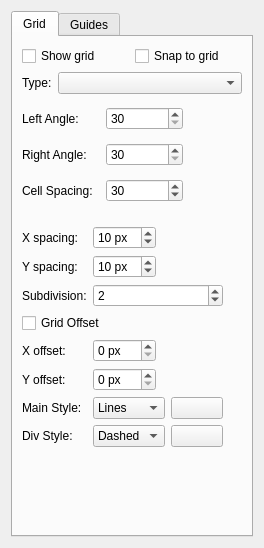
This is plugins/dockers/griddocker/grid_config_widget.ui in KDE/krita as Qt 5 draws it before an edit. The edited form follows.
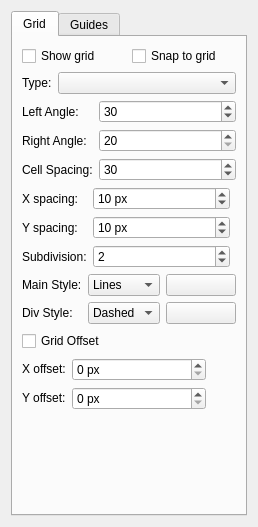
This is the edited form. Custom widgets are drawn as their Qt base class.

Commit message: fix up the UI so it flows better and changes states better. Also get offset working show style lines for isometric

The edit to the form file:
```diff
--- a/plugins/dockers/griddocker/grid_config_widget.ui
+++ b/plugins/dockers/griddocker/grid_config_widget.ui
@@ -6,8 +6,8 @@
    <rect>
     <x>0</x>
     <y>0</y>
-    <width>264</width>
-    <height>548</height>
+    <width>258</width>
+    <height>527</height>
    </rect>
   </property>
   <property name="minimumSize">
@@ -16,7 +16,7 @@
     <height>0</height>
    </size>
   </property>
-  <layout class="QVBoxLayout" name="verticalLayout_3">
+  <layout class="QHBoxLayout" name="horizontalLayout_4">
    <item>
     <widget class="QTabWidget" name="tabWidget">
      <property name="sizePolicy">
@@ -90,7 +90,7 @@
          <item>
           <widget class="QComboBox" name="gridTypeCombobox">
            <property name="sizePolicy">
-            <sizepolicy hsizetype="Preferred" vsizetype="Minimum">
+            <sizepolicy hsizetype="Preferred" vsizetype="Preferred">
              <horstretch>0</horstretch>
              <verstretch>0</verstretch>
             </sizepolicy>
@@ -100,34 +100,18 @@
         </layout>
        </item>
        <item>
-        <widget class="QWidget" name="isometricOptionsContainer" native="true">
-         <property name="sizePolicy">
-          <sizepolicy hsizetype="Expanding" vsizetype="Preferred">
-           <horstretch>0</horstretch>
-           <verstretch>0</verstretch>
-          </sizepolicy>
-         </property>
-         <property name="minimumSize">
-          <size>
-           <width>0</width>
-           <height>120</height>
-          </size>
-         </property>
-         <widget class="QWidget" name="gridLayoutWidget">
-          <property name="geometry">
-           <rect>
-            <x>0</x>
-            <y>0</y>
-            <width>161</width>
-            <height>111</height>
-           </rect>
-          </property>
           <layout class="QGridLayout" name="isometricControlsLayout" columnstretch="0,0">
            <property name="sizeConstraint">
             <enum>QLayout::SetDefaultConstraint</enum>
            </property>
            <item row="2" column="1">
             <widget class="QSpinBox" name="cellSpacingSpinbox">
+           <property name="sizePolicy">
+            <sizepolicy hsizetype="Preferred" vsizetype="Fixed">
+             <horstretch>0</horstretch>
+             <verstretch>0</verstretch>
+            </sizepolicy>
+           </property>
              <property name="suffix">
               <string/>
              </property>
@@ -144,16 +128,28 @@
            </item>
            <item row="1" column="1">
             <widget class="QSpinBox" name="angleRightSpinbox">
+           <property name="sizePolicy">
+            <sizepolicy hsizetype="Preferred" vsizetype="Fixed">
+             <horstretch>0</horstretch>
+             <verstretch>0</verstretch>
+            </sizepolicy>
+           </property>
              <property name="minimum">
-              <number>30</number>
+            <number>20</number>
              </property>
              <property name="maximum">
-              <number>60</number>
+            <number>69</number>
              </property>
             </widget>
            </item>
            <item row="2" column="0">
-            <widget class="QLabel" name="label_3">
+          <widget class="QLabel" name="cellSpacingLabel">
+           <property name="sizePolicy">
+            <sizepolicy hsizetype="Minimum" vsizetype="Preferred">
+             <horstretch>0</horstretch>
+             <verstretch>0</verstretch>
+            </sizepolicy>
+           </property>
              <property name="text">
               <string>Cell Spacing:</string>
              </property>
@@ -161,11 +157,17 @@
            </item>
            <item row="0" column="1">
             <widget class="QSpinBox" name="angleLeftSpinbox">
+           <property name="sizePolicy">
+            <sizepolicy hsizetype="Preferred" vsizetype="Fixed">
+             <horstretch>0</horstretch>
+             <verstretch>0</verstretch>
+            </sizepolicy>
+           </property>
              <property name="minimum">
-              <number>30</number>
+            <number>20</number>
              </property>
              <property name="maximum">
-              <number>60</number>
+            <number>70</number>
              </property>
              <property name="singleStep">
               <number>1</number>
@@ -176,63 +178,35 @@
             </widget>
            </item>
            <item row="1" column="0">
-            <widget class="QLabel" name="label_2">
+          <widget class="QLabel" name="rightAngleLabel">
+           <property name="sizePolicy">
+            <sizepolicy hsizetype="Minimum" vsizetype="Preferred">
+             <horstretch>0</horstretch>
+             <verstretch>0</verstretch>
+            </sizepolicy>
+           </property>
              <property name="text">
               <string>Right Angle:</string>
              </property>
             </widget>
            </item>
            <item row="0" column="0">
-            <widget class="QLabel" name="label">
+          <widget class="QLabel" name="leftAngleLabel">
+           <property name="sizePolicy">
+            <sizepolicy hsizetype="Fixed" vsizetype="Preferred">
+             <horstretch>0</horstretch>
+             <verstretch>0</verstretch>
+            </sizepolicy>
+           </property>
              <property name="text">
               <string>Left Angle:</string>
              </property>
             </widget>
            </item>
           </layout>
-         </widget>
-        </widget>
        </item>
        <item>
-        <widget class="QWidget" name="rectangleOptionsContainer" native="true">
-         <property name="sizePolicy">
-          <sizepolicy hsizetype="Minimum" vsizetype="Preferred">
-           <horstretch>0</horstretch>
-           <verstretch>0</verstretch>
-          </sizepolicy>
-         </property>
-         <property name="minimumSize">
-          <size>
-           <width>200</width>
-           <height>270</height>
-          </size>
-         </property>
-         <widget class="QWidget" name="">
-          <property name="geometry">
-           <rect>
-            <x>0</x>
-            <y>0</y>
-            <width>201</width>
-            <height>265</height>
-           </rect>
-          </property>
           <layout class="QGridLayout" name="rectangleGridLayout">
-           <item row="7" column="0">
-            <widget class="QLabel" name="lblSubdivisionStyle">
-             <property name="sizePolicy">
-              <sizepolicy hsizetype="Minimum" vsizetype="Preferred">
-               <horstretch>0</horstretch>
-               <verstretch>0</verstretch>
-              </sizepolicy>
-             </property>
-             <property name="text">
-              <string>Div Style:</string>
-             </property>
-             <property name="alignment">
-              <set>Qt::AlignLeading|Qt::AlignLeft|Qt::AlignVCenter</set>
-             </property>
-            </widget>
-           </item>
            <item row="0" column="0">
             <widget class="QLabel" name="lblXSpacing">
              <property name="sizePolicy">
@@ -301,7 +275,7 @@
              </property>
             </widget>
            </item>
-           <item row="2" column="1" colspan="2">
+         <item row="2" column="1">
             <widget class="KisIntParseSpinBox" name="intSubdivision">
              <property name="sizePolicy">
               <sizepolicy hsizetype="Expanding" vsizetype="Fixed">
@@ -320,8 +294,160 @@
              </property>
             </widget>
            </item>
-           <item row="3" column="0" colspan="3">
+        </layout>
+       </item>
+       <item>
+        <layout class="QGridLayout" name="gridLayout">
+         <item row="1" column="2">
+          <widget class="KColorButton" name="colorSubdivision">
+           <property name="sizePolicy">
+            <sizepolicy hsizetype="Minimum" vsizetype="Fixed">
+             <horstretch>0</horstretch>
+             <verstretch>0</verstretch>
+            </sizepolicy>
+           </property>
+           <property name="minimumSize">
+            <size>
+             <width>30</width>
+             <height>0</height>
+            </size>
+           </property>
+           <property name="text">
+            <string/>
+           </property>
+           <property name="color" stdset="0">
+            <color>
+             <red>0</red>
+             <green>0</green>
+             <blue>0</blue>
+            </color>
+           </property>
+           <property name="defaultColor" stdset="0">
+            <color>
+             <red>0</red>
+             <green>0</green>
+             <blue>0</blue>
+            </color>
+           </property>
+          </widget>
+         </item>
+         <item row="1" column="0">
+          <widget class="QLabel" name="lblSubdivisionStyle">
+           <property name="sizePolicy">
+            <sizepolicy hsizetype="Minimum" vsizetype="Preferred">
+             <horstretch>0</horstretch>
+             <verstretch>0</verstretch>
+            </sizepolicy>
+           </property>
+           <property name="text">
+            <string>Div Style:</string>
+           </property>
+           <property name="alignment">
+            <set>Qt::AlignLeading|Qt::AlignLeft|Qt::AlignVCenter</set>
+           </property>
+          </widget>
+         </item>
+         <item row="1" column="1">
+          <widget class="KComboBox" name="selectSubdivisionStyle">
+           <property name="currentIndex">
+            <number>1</number>
+           </property>
+           <item>
+            <property name="text">
+             <string>Lines</string>
+            </property>
+           </item>
+           <item>
+            <property name="text">
+             <string>Dashed</string>
+            </property>
+           </item>
+           <item>
+            <property name="text">
+             <string>Dots</string>
+            </property>
+           </item>
+          </widget>
+         </item>
+         <item row="0" column="2">
+          <widget class="KColorButton" name="colorMain">
+           <property name="sizePolicy">
+            <sizepolicy hsizetype="Minimum" vsizetype="Fixed">
+             <horstretch>0</horstretch>
+             <verstretch>0</verstretch>
+            </sizepolicy>
+           </property>
+           <property name="minimumSize">
+            <size>
+             <width>30</width>
+             <height>0</height>
+            </size>
+           </property>
+           <property name="text">
+            <string/>
+           </property>
+          </widget>
+         </item>
+         <item row="0" column="1">
+          <widget class="KComboBox" name="selectMainStyle">
+           <property name="currentIndex">
+            <number>0</number>
+           </property>
+           <item>
+            <property name="text">
+             <string>Lines</string>
+            </property>
+           </item>
+           <item>
+            <property name="text">
+             <string>Dashed</string>
+            </property>
+           </item>
+           <item>
+            <property name="text">
+             <string>Dots</string>
+            </property>
+           </item>
+          </widget>
+         </item>
+         <item row="0" column="0">
+          <widget class="QLabel" name="lblMainStyle">
+           <property name="sizePolicy">
+            <sizepolicy hsizetype="Fixed" vsizetype="Preferred">
+             <horstretch>0</horstretch>
+             <verstretch>0</verstretch>
+            </sizepolicy>
+           </property>
+           <property name="text">
+            <string>Main Style:</string>
+           </property>
+           <property name="alignment">
+            <set>Qt::AlignLeading|Qt::AlignLeft|Qt::AlignVCenter</set>
+           </property>
+          </widget>
+         </item>
+        </layout>
+       </item>
+       <item>
             <widget class="QCheckBox" name="chkOffset">
+         <property name="sizePolicy">
+          <sizepolicy hsizetype="MinimumExpanding" vsizetype="Fixed">
+           <horstretch>0</horstretch>
+           <verstretch>0</verstretch>
+          </sizepolicy>
+         </property>
+         <property name="minimumSize">
+          <size>
+           <width>107</width>
+           <height>22</height>
+          </size>
+         </property>
+         <property name="baseSize">
+          <size>
+           <width>0</width>
+           <height>0</height>
+          </size>
+         </property>
              <property name="text">
               <string>Grid Offset</string>
              </property>
@@ -330,10 +456,33 @@
              </property>
             </widget>
            </item>
-           <item row="4" column="0">
+       <item>
+        <layout class="QHBoxLayout" name="horizontalLayout_3">
+         <item>
+          <layout class="QGridLayout" name="gridLayout_2">
+           <item row="0" column="1">
+            <widget class="KisIntParseSpinBox" name="intXOffset">
+             <property name="sizePolicy">
+              <sizepolicy hsizetype="Minimum" vsizetype="Fixed">
+               <horstretch>0</horstretch>
+               <verstretch>0</verstretch>
+              </sizepolicy>
+             </property>
+             <property name="suffix">
+              <string> px</string>
+             </property>
+             <property name="maximum">
+              <number>500</number>
+             </property>
+             <property name="value">
+              <number>0</number>
+             </property>
+            </widget>
+           </item>
+           <item row="0" column="0">
             <widget class="QLabel" name="lblXOffset">
              <property name="sizePolicy">
-              <sizepolicy hsizetype="Minimum" vsizetype="Preferred">
+              <sizepolicy hsizetype="Fixed" vsizetype="Fixed">
                <horstretch>0</horstretch>
                <verstretch>0</verstretch>
               </sizepolicy>
@@ -343,26 +492,10 @@
              </property>
             </widget>
            </item>
-           <item row="4" column="1">
-            <widget class="KisIntParseSpinBox" name="intXOffset">
-             <property name="suffix">
-              <string> px</string>
-             </property>
-             <property name="maximum">
-              <number>500</number>
-             </property>
-             <property name="value">
-              <number>0</number>
-             </property>
-            </widget>
-           </item>
-           <item row="4" column="2" rowspan="2">
-            <widget class="KoAspectButton" name="offsetAspectButton" native="true"/>
-           </item>
-           <item row="5" column="0">
+           <item row="1" column="0">
             <widget class="QLabel" name="lblYOffset">
              <property name="sizePolicy">
-              <sizepolicy hsizetype="Minimum" vsizetype="Preferred">
+              <sizepolicy hsizetype="Minimum" vsizetype="Fixed">
                <horstretch>0</horstretch>
                <verstretch>0</verstretch>
               </sizepolicy>
@@ -372,8 +505,14 @@
              </property>
             </widget>
            </item>
-           <item row="5" column="1">
+           <item row="1" column="1">
             <widget class="KisIntParseSpinBox" name="intYOffset">
+             <property name="sizePolicy">
+              <sizepolicy hsizetype="Minimum" vsizetype="Fixed">
+               <horstretch>0</horstretch>
+               <verstretch>0</verstretch>
+              </sizepolicy>
+             </property>
              <property name="suffix">
               <string> px</string>
              </property>
@@ -385,127 +524,27 @@
              </property>
             </widget>
            </item>
-           <item row="6" column="0">
-            <widget class="QLabel" name="lblMainStyle">
-             <property name="sizePolicy">
-              <sizepolicy hsizetype="Minimum" vsizetype="Preferred">
-               <horstretch>0</horstretch>
-               <verstretch>0</verstretch>
-              </sizepolicy>
-             </property>
-             <property name="text">
-              <string>Main Style:</string>
-             </property>
-             <property name="alignment">
-              <set>Qt::AlignLeading|Qt::AlignLeft|Qt::AlignVCenter</set>
-             </property>
-            </widget>
-           </item>
-           <item row="6" column="1" colspan="2">
-            <layout class="QHBoxLayout" name="horizontalLayout_4">
-             <item>
-              <widget class="KComboBox" name="selectMainStyle">
-               <property name="currentIndex">
-                <number>0</number>
-               </property>
-               <item>
-                <property name="text">
-                 <string>Lines</string>
-                </property>
-               </item>
-               <item>
-                <property name="text">
-                 <string>Dashed</string>
-                </property>
-               </item>
-               <item>
-                <property name="text">
-                 <string>Dots</string>
-                </property>
-               </item>
-              </widget>
-             </item>
-             <item>
-              <widget class="KColorButton" name="colorMain">
-               <property name="sizePolicy">
-                <sizepolicy hsizetype="Minimum" vsizetype="Fixed">
-                 <horstretch>0</horstretch>
-                 <verstretch>0</verstretch>
-                </sizepolicy>
-               </property>
-               <property name="minimumSize">
-                <size>
-                 <width>30</width>
-                 <height>0</height>
-                </size>
-               </property>
-               <property name="text">
-                <string/>
-               </property>
-              </widget>
-             </item>
-            </layout>
-           </item>
-           <item row="7" column="1" colspan="2">
-            <layout class="QHBoxLayout" name="horizontalLayout_3">
+          </layout>
+         </item>
              <item>
-              <widget class="KComboBox" name="selectSubdivisionStyle">
-               <property name="currentIndex">
-                <number>1</number>
-               </property>
-               <item>
-                <property name="text">
-                 <string>Lines</string>
-                </property>
-               </item>
-               <item>
-                <property name="text">
-                 <string>Dashed</string>
-                </property>
-               </item>
-               <item>
-                <property name="text">
-                 <string>Dots</string>
-                </property>
-               </item>
-              </widget>
-             </item>
-             <item>
-              <widget class="KColorButton" name="colorSubdivision">
+          <widget class="KoAspectButton" name="offsetAspectButton" native="true">
                <property name="sizePolicy">
-                <sizepolicy hsizetype="Minimum" vsizetype="Fixed">
+            <sizepolicy hsizetype="Fixed" vsizetype="Fixed">
                  <horstretch>0</horstretch>
                  <verstretch>0</verstretch>
                 </sizepolicy>
                </property>
                <property name="minimumSize">
                 <size>
-                 <width>30</width>
-                 <height>0</height>
-                </size>
-               </property>
-               <property name="text">
-                <string/>
-               </property>
-               <property name="color" stdset="0">
-                <color>
-                 <red>0</red>
-                 <green>0</green>
-                 <blue>0</blue>
-                </color>
-               </property>
-               <property name="defaultColor" stdset="0">
-                <color>
-                 <red>0</red>
-                 <green>0</green>
-                 <blue>0</blue>
-                </color>
-               </property>
+             <width>24</width>
+             <height>24</height>
+            </size>
+           </property>
               </widget>
              </item>
             </layout>
            </item>
-           <item row="8" column="0">
+       <item>
             <spacer name="verticalSpacer">
              <property name="orientation">
               <enum>Qt::Vertical</enum>
@@ -514,23 +553,6 @@
               <size>
                <width>20</width>
                <height>40</height>
-              </size>
-             </property>
-            </spacer>
-           </item>
-          </layout>
-         </widget>
-        </widget>
-       </item>
-       <item>
-        <spacer name="verticalSpacer_3">
-         <property name="orientation">
-          <enum>Qt::Vertical</enum>
-         </property>
-         <property name="sizeHint" stdset="0">
-          <size>
-           <width>58</width>
-           <height>58</height>
           </size>
          </property>
         </spacer>
```
Lines whose indentation alone changed are shown as unchanged. The commit also changes 3 other files.
